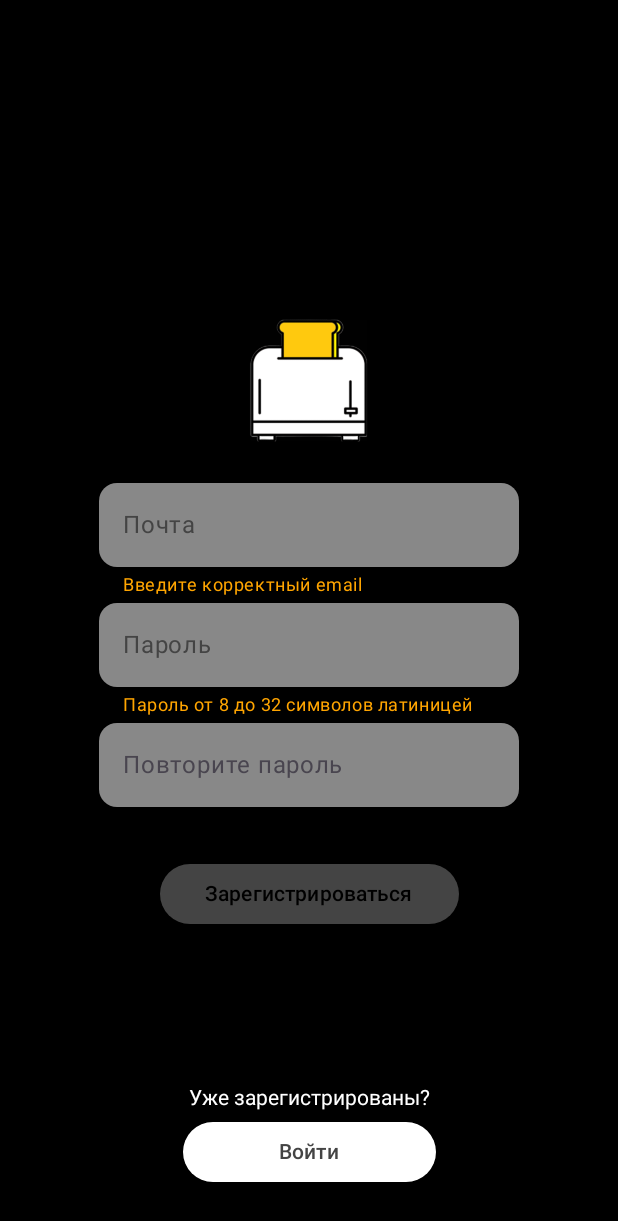
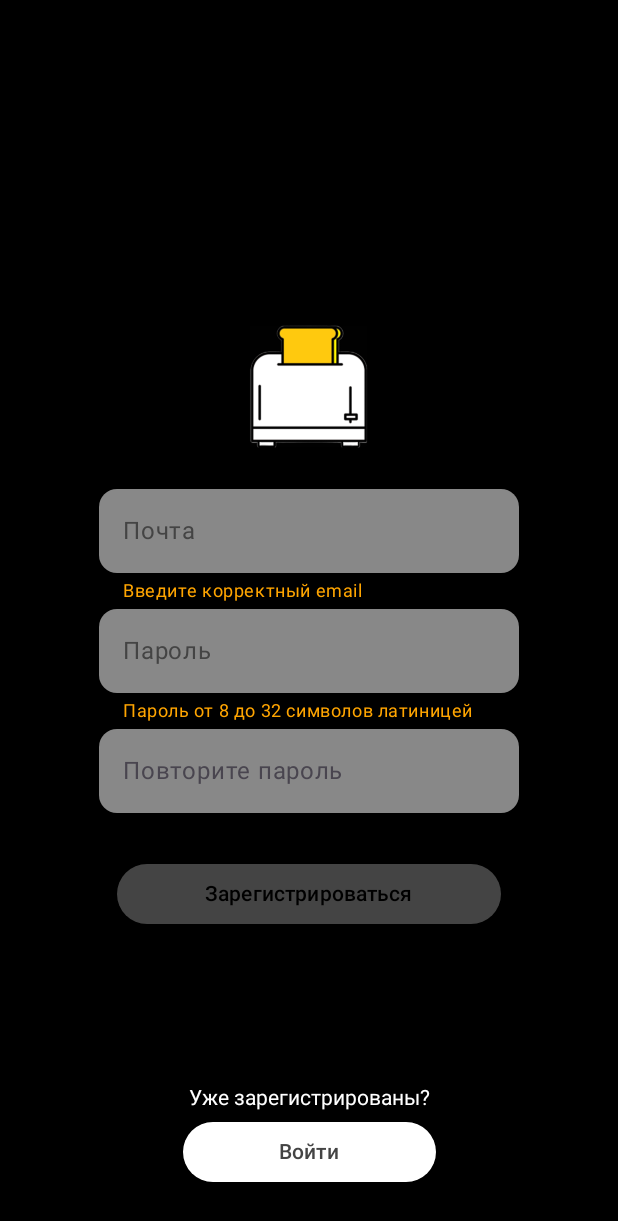
Before and after one commit to Sos0Burger/ToasterApp, an Android app built with Jetpack Compose: the @Preview function RegistrationScreenPreview, on a phone screen of 412 x 824 dp. Shown: the top 1221 px of the screen. Run offline under Robolectric (Android 15) with nearby library versions, the phone set to English and light mode, and no system bars.

Commit message:
Навел красоту на экране регистрации

```diff
--- a/app/src/main/java/com/messenger/messengerapp/screen/RegistrationScreen.kt
+++ b/app/src/main/java/com/messenger/messengerapp/screen/RegistrationScreen.kt
@@ -1,5 +1,6 @@
 package com.messenger.messengerapp.screen
 
+import android.util.Log
 import androidx.compose.foundation.Image
 import androidx.compose.foundation.layout.Arrangement
 import androidx.compose.foundation.layout.Column
@@ -10,6 +11,7 @@ import androidx.compose.foundation.layout.fillMaxSize
 import androidx.compose.foundation.layout.padding
 import androidx.compose.foundation.layout.size
 import androidx.compose.material3.ButtonDefaults
+import androidx.compose.material3.CircularProgressIndicator
 import androidx.compose.material3.ExperimentalMaterial3Api
 import androidx.compose.material3.MaterialTheme
 import androidx.compose.material3.Surface
@@ -36,6 +38,14 @@ fun RegistrationScreen(onNavigateToLogin: () -> Unit) {
     val email = remember { mutableStateOf("") }
     val password = remember { mutableStateOf("") }
     val passwordRepeat = remember { mutableStateOf("") }
+    val enabled = remember {
+        mutableStateOf(
+            false
+        )
+    }
+    val inputEnabled = remember {
+        mutableStateOf(true)
+    }
     Column(
         verticalArrangement = Arrangement.Center,
         horizontalAlignment = Alignment.CenterHorizontally
@@ -44,13 +54,39 @@ fun RegistrationScreen(onNavigateToLogin: () -> Unit) {
 
         Spacer(modifier = Modifier.padding(top = 16.dp))
 
-        EmailInput(email = email)
-        PasswordInput(password = password)
-        PasswordRepeatInput(password = password, passwordRepeat = passwordRepeat)
+        EmailInput(email = email, inputEnabled) {
+            if (email.value.matches(Regex("[A-z0-9]{3,}@[a-z0-9]+\\.[a-z]+"))
+                && password.value.matches(Regex("[A-z0-9]{8,32}"))
+                && password.value == passwordRepeat.value
+            ) {
+                enabled.value = true
+            }
+        }
+
+        PasswordInput(password = password, inputEnabled) {
+            if (email.value.matches(Regex("[A-z0-9]{3,}@[a-z0-9]+\\.[a-z]+"))
+                && password.value.matches(Regex("[A-z0-9]{8,32}"))
+                && password.value == passwordRepeat.value
+            ) {
+                enabled.value = true
+            }
+        }
+
+        PasswordRepeatInput(password = password, passwordRepeat = passwordRepeat, inputEnabled) {
+            if (email.value.matches(Regex("[A-z0-9]{3,}@[a-z0-9]+\\.[a-z]+"))
+                && password.value.matches(Regex("[A-z0-9]{8,32}"))
+                && password.value == passwordRepeat.value
+            ) {
+                enabled.value = true
+            }
+        }
 
         Spacer(modifier = Modifier.padding(top = 16.dp))
 
-        RegistrationButton(email = email, password = password, passwordRepeat = passwordRepeat)
+        RegistrationButton(
+            enabled = enabled,
+            inputEnabled = inputEnabled
+        )
     }
     Row(
         verticalAlignment = Alignment.Bottom,
@@ -64,7 +100,7 @@ fun RegistrationScreen(onNavigateToLogin: () -> Unit) {
 
             Spacer(modifier = Modifier.padding(top = 4.dp))
 
-            LoginButton()
+            LoginButton(inputEnabled, enabled = enabled)
         }
 
     }
@@ -83,12 +119,16 @@ fun AppIcon() {
 
 @OptIn(ExperimentalMaterial3Api::class)
 @Composable
-fun EmailInput(email: MutableState<String>) {
+fun EmailInput(email: MutableState<String>, inputEnabled: MutableState<Boolean>, checkInput: () -> Unit) {
     TextField(
         value = email.value,
         singleLine = true,
+        enabled = inputEnabled.value,
         shape = MaterialTheme.shapes.medium,
-        onValueChange = { email.value = it },
+        onValueChange = {
+            email.value = it
+            checkInput()
+        },
         label = { Text(text = "Почта") },
         supportingText = {
             if (!email.value.matches(Regex("[A-z0-9]{3,}@[a-z0-9]+\\.[a-z]+"))) {
@@ -103,7 +143,9 @@ fun EmailInput(email: MutableState<String>) {
             errorIndicatorColor = Color.Transparent,
             errorSupportingTextColor = Orange,
             errorLabelColor = Color.DarkGray,
-            errorCursorColor = Color.Gray
+            errorCursorColor = Color.Gray,
+            disabledIndicatorColor = Color.Transparent,
+            disabledTextColor = Color.White
         ),
         modifier = Modifier.padding(top = 2.dp, bottom = 2.dp)
     )
@@ -111,17 +153,21 @@ fun EmailInput(email: MutableState<String>) {
 
 @OptIn(ExperimentalMaterial3Api::class)
 @Composable
-fun PasswordInput(password: MutableState<String>) {
+fun PasswordInput(password: MutableState<String>, inputEnabled: MutableState<Boolean>, checkInput: () -> Unit) {
     TextField(
         value = password.value,
         singleLine = true,
+        enabled = inputEnabled.value,
         supportingText = {
             if (!password.value.matches(Regex("[A-z0-9]{8,32}"))) {
                 Text(text = "Пароль от 8 до 32 символов латиницей")
             }
         },
         shape = MaterialTheme.shapes.medium,
-        onValueChange = { password.value = it },
+        onValueChange = {
+            password.value = it
+            checkInput()
+        },
         label = { Text(text = "Пароль") },
         colors = TextFieldDefaults.textFieldColors(
             focusedIndicatorColor = Color.Transparent,
@@ -130,7 +176,9 @@ fun PasswordInput(password: MutableState<String>) {
             errorIndicatorColor = Color.Transparent,
             errorSupportingTextColor = Orange,
             errorLabelColor = Color.DarkGray,
-            errorCursorColor = Color.Gray
+            errorCursorColor = Color.Gray,
+            disabledIndicatorColor = Color.Transparent,
+            disabledTextColor = Color.White
         ),
         isError = !password.value.matches(Regex("[A-z0-9]{8,32}")),
         visualTransformation = PasswordVisualTransformation(),
@@ -142,18 +190,24 @@ fun PasswordInput(password: MutableState<String>) {
 @Composable
 fun PasswordRepeatInput(
     password: MutableState<String>,
-    passwordRepeat: MutableState<String>
+    passwordRepeat: MutableState<String>,
+    inputEnabled: MutableState<Boolean>,
+    checkInput: () -> Unit
 ) {
     TextField(
         value = passwordRepeat.value,
         singleLine = true,
+        enabled = inputEnabled.value,
         supportingText = {
             if (passwordRepeat.value != password.value) {
                 Text(text = "Пароли не совпадают")
             }
         },
         shape = MaterialTheme.shapes.medium,
-        onValueChange = { passwordRepeat.value = it },
+        onValueChange = {
+            passwordRepeat.value = it
+            checkInput()
+        },
         label = { Text(text = "Повторите пароль") },
         colors = TextFieldDefaults.textFieldColors(
             focusedIndicatorColor = Color.Transparent,
@@ -162,7 +216,9 @@ fun PasswordRepeatInput(
             errorIndicatorColor = Color.Transparent,
             errorSupportingTextColor = Orange,
             errorLabelColor = Color.DarkGray,
-            errorCursorColor = Color.Gray
+            errorCursorColor = Color.Gray,
+            disabledIndicatorColor = Color.Transparent,
+            disabledTextColor = Color.White
         ),
         isError = passwordRepeat.value != password.value,
         visualTransformation = PasswordVisualTransformation(),
@@ -172,24 +228,32 @@ fun PasswordRepeatInput(
 
 @Composable
 fun RegistrationButton(
-    email: MutableState<String>,
-    password: MutableState<String>,
-    passwordRepeat: MutableState<String>
+    enabled: MutableState<Boolean>,
+    inputEnabled: MutableState<Boolean>
 ) {
+    val clicked = remember { mutableStateOf(false) }
+
     TextButton(
-        onClick = { /*TODO*/ },
+        onClick = {
+            clicked.value = true
+            enabled.value = false
+            inputEnabled.value = false
+            /*TODO*/
+        },
         colors = ButtonDefaults.buttonColors(
             containerColor = Color.White,
             disabledContainerColor = Color.DarkGray,
             disabledContentColor = Color.Black,
             contentColor = Color.DarkGray
         ),
-        contentPadding = PaddingValues(start = 30.dp, end = 30.dp),
-        enabled = email.value.matches(Regex("[A-z0-9]{3,}@[a-z0-9]+\\.[a-z]+"))
-                && password.value.matches(Regex("[A-z0-9]{8,32}"))
-                && password.value == passwordRepeat.value,
+        enabled = enabled.value,
+        modifier = Modifier.size(256.dp, 40.dp),
     ) {
-        Text(text = "Зарегистрироваться")
+        if (clicked.value) {
+            CircularProgressIndicator(modifier = Modifier.size(24.dp, 24.dp), color = Orange)
+        } else {
+            Text(text = "Зарегистрироваться")
+        }
     }
 }
 
@@ -199,13 +263,16 @@ fun LoginSuggestionText() {
 }
 
 @Composable
-fun LoginButton() {
+fun LoginButton(loginEnabled: MutableState<Boolean>, enabled: MutableState<Boolean>) {
     TextButton(
-        onClick = { /*TODO*/ },
+        onClick = { Log.d("хуй", enabled.value.toString())/*TODO*/ },
         contentPadding = PaddingValues(start = 64.dp, end = 64.dp),
+        enabled = loginEnabled.value,
         colors = ButtonDefaults.buttonColors(
             containerColor = Color.White,
-            contentColor = Color.DarkGray
+            contentColor = Color.DarkGray,
+            disabledContentColor = Color.Gray,
+            disabledContainerColor = Color.DarkGray
         )
     ) {
         Text(text = "Войти")
```
Also changed, not shown: app/src/main/java/com/messenger/messengerapp/MainActivity.kt (+1 -25 lines), app/src/main/java/com/messenger/messengerapp/screen/LoginScreen.kt (added, +47 -0 lines).
